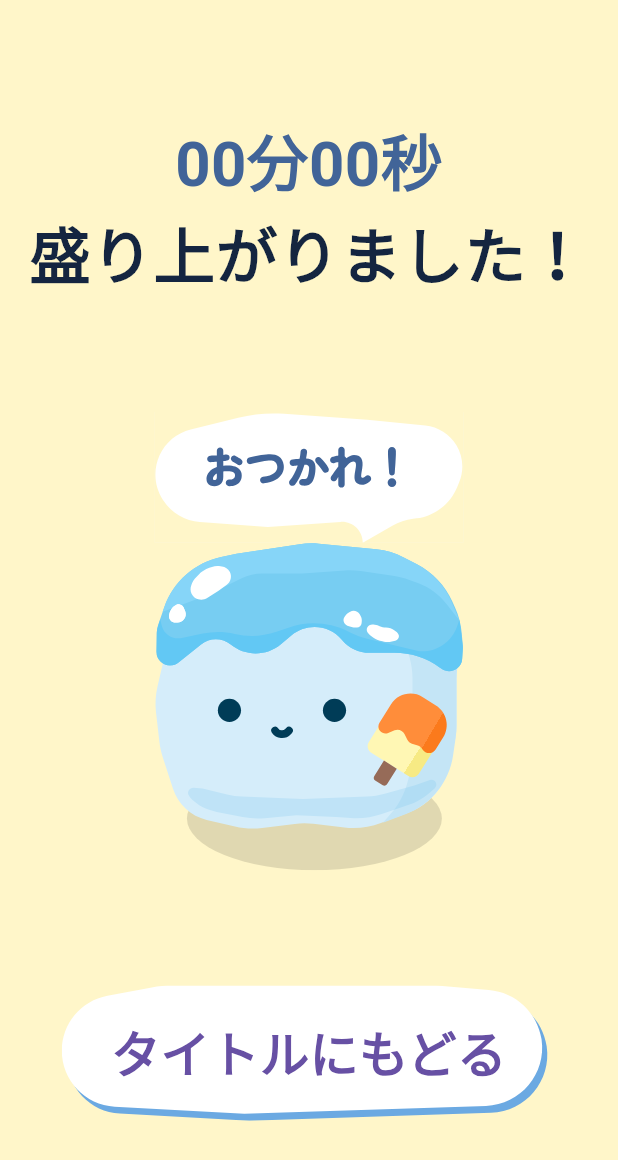
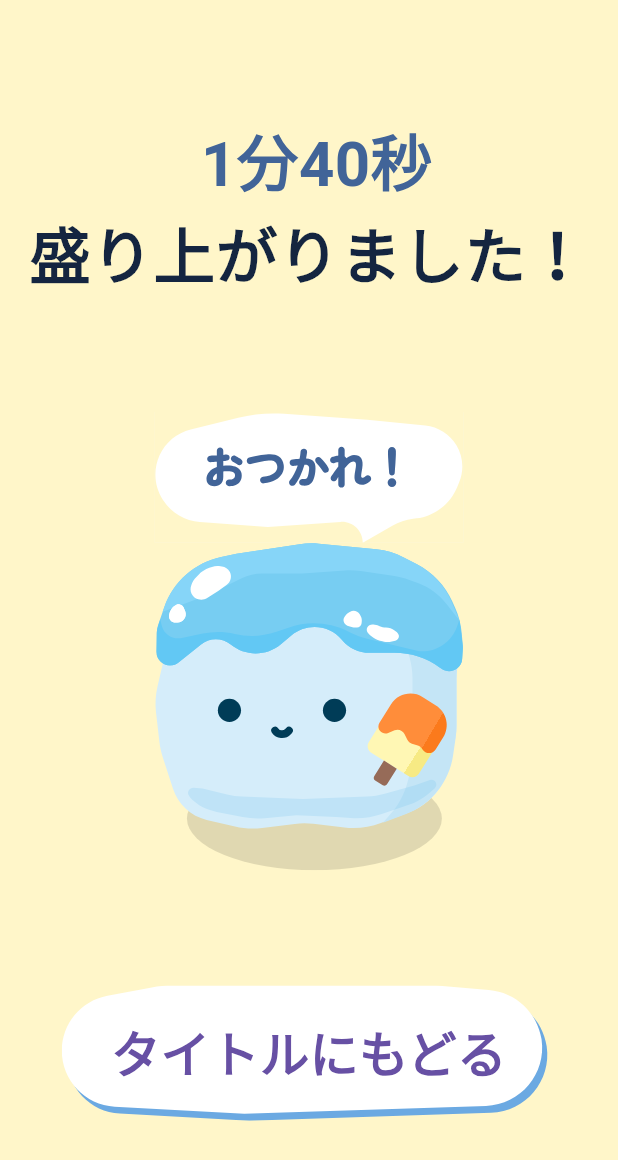
Before and after one commit to Tokeice/app, a Flutter app: the IceBreak screen opened directly, after a tap on "終了", on a phone screen of 412 x 824 dp. Shown: the top 1160 px of the screen. Run offline on Flutter 3.47's test engine with Material 3 defaults, Android fonts, the phone set to English and light mode, and no system bars; our stand-ins replace flutter_svg, permission_handler; missing offline and left inert: noise_meter; Roboto replaces fonts that are missing (Zen Maru Gothic).

Commit message:
add: アイスブレイク画面から受け取った値をリザルト画面で表示する処理の作成

```diff
--- a/lib/ice_break.dart
+++ b/lib/ice_break.dart
@@ -153,7 +153,7 @@ class _IceBreakState extends State<IceBreak> {
         stop();
         Navigator.push(
           context,
-          MaterialPageRoute(builder: (context) => ResultScreen()),
+          MaterialPageRoute(builder: (context) => ResultScreen(100)),
         );
       },
     ),
--- a/lib/result_screen.dart
+++ b/lib/result_screen.dart
@@ -6,6 +6,17 @@ import 'package:flutter_svg/flutter_svg.dart';
 import 'main.dart';
 
 class ResultScreen extends StatelessWidget {
+
+  ResultScreen(this._score);
+  int _score;
+
+  String getScore() {
+    String minutesStr = (_score ~/ 60).toString().padLeft(2, ' ');
+    String secondsSrt = (_score % 60).toString().padLeft(2, '0');
+
+    return '${minutesStr}分${secondsSrt}秒';
+  }
+
   @override
   Widget build(BuildContext context) {
     double screenWidth = MediaQuery.of(context).size.width;
@@ -18,7 +29,7 @@ class ResultScreen extends StatelessWidget {
           Container(
             child: Column(children: [
               Text(
-                '00分00秒',
+                getScore(),
                 textAlign: TextAlign.center,
                 style: TextStyle(
                     fontSize: screenWidth * 0.1,
```
